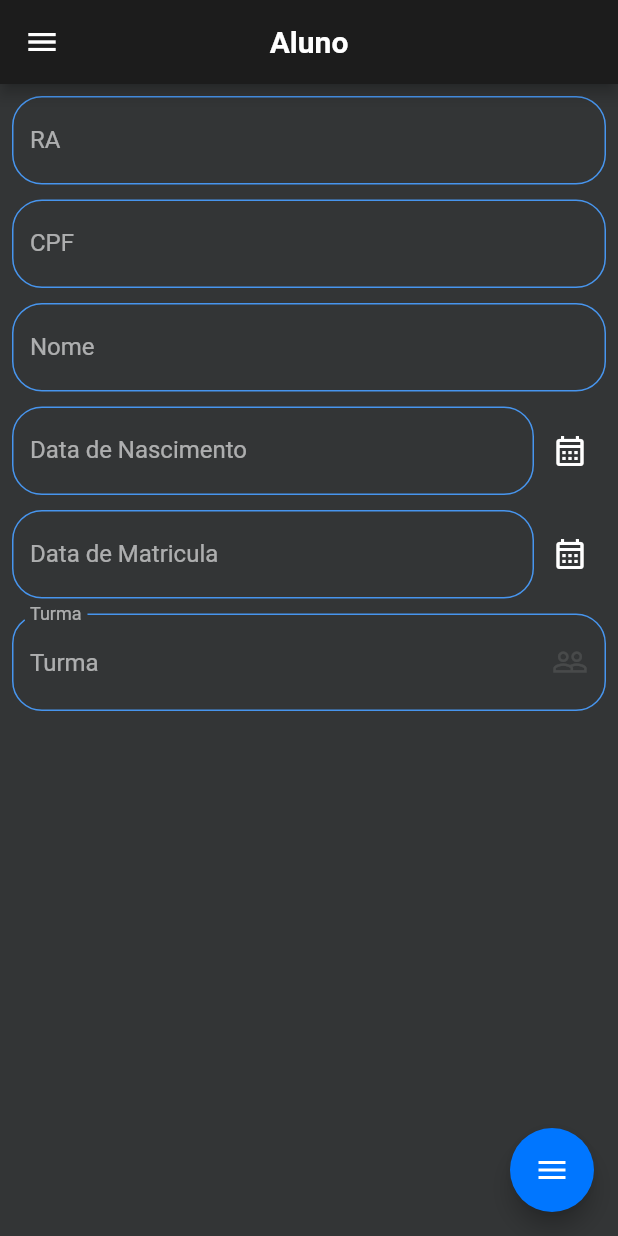
After one commit to MatheusGobo/trabalho_flutter, a Flutter app: the StudentPage screen opened directly, on a phone screen of 412 x 824 dp. The commit adds this screen. Run offline on Flutter 3.47's test engine with Material 2 defaults, Android fonts, the phone set to English and light mode, and no system bars; drawn by our look-alikes of flutter_speed_dial; our stand-ins replace fluttertoast, hexcolor, mask_text_input_formatter, sqflite; accounts and stored records are empty; statements that could not run were skipped.

Commit message:
Cadastro e exibição de alunos

```diff
--- a/lib/datasources/local/local.dart
+++ b/lib/datasources/local/local.dart
@@ -3,3 +3,4 @@ export 'teacher_helper.dart';
 export 'discipline_helper.dart';
 export 'class_main_helper.dart';
 export 'class_discipline_helper.dart';
+export 'student_main_helper.dart';
--- a/lib/models/models.dart
+++ b/lib/models/models.dart
@@ -2,3 +2,5 @@ export 'teacher.dart';
 export 'discipline.dart';
 export 'class_main.dart';
 export 'class_discipline.dart';
+export 'student_main.dart';
+export 'student_class.dart';
--- /dev/null
+++ b/lib/models/student_main.dart
@@ -0,0 +1,48 @@
+class StudentMain {
+  static const table        = 'student';
+  static const colId        = 'id';
+  static const colRa        = 'ra';
+  static const colCpf       = 'cpf';
+  static const colName      = 'name';
+  static const colDtNasc    = 'dtNasc';
+  static const colDtMatric  = 'dtMatric';
+  static const colClass     = 'classe';
+  static const colClassName = 'className';
+
+  int?       id;
+  int?       ra;
+  String     cpf;
+  String     name;
+  DateTime   DtNasc;
+  DateTime   DtMatric;
+  int?       classe;
+  String?    className;
+
+  StudentMain({this.id, this.ra, required this.name, required this.cpf, required this.DtNasc, required this.DtMatric, this.classe, this.className});
+
+  factory StudentMain.fromMap(Map map) {
+    return StudentMain(
+        id:        int.parse(map[colId].toString()),
+        ra:        int.parse(map[colRa].toString()),
+        name:      map[colName],
+        cpf:       map[colCpf],
+        DtNasc:    DateTime.parse(map[colDtNasc]),
+        DtMatric:  DateTime.parse(map[colDtMatric]),
+        classe:    int.parse(map[colClass].toString()),
+        className: map[colClassName],
+    );
+  }
+
+  Map<String, dynamic> toMap() {
+    return {
+      colId        : id,
+      colRa        : ra,
+      colCpf       : cpf,
+      colName      : name,
+      colDtNasc    : DtNasc.toIso8601String(),
+      colDtMatric  : DtMatric.toIso8601String(),
+      colClass     : classe
+    };
+  }
+
+}
--- a/lib/ui/pages/cards/cards.dart
+++ b/lib/ui/pages/cards/cards.dart
@@ -1,2 +1,3 @@
 export 'card_discipline.dart';
 export 'card_teacher.dart';
+export 'card_student.dart';
--- a/lib/ui/pages/pages.dart
+++ b/lib/ui/pages/pages.dart
@@ -2,3 +2,4 @@ export 'home_page.dart';
 export 'teacher_page.dart';
 export 'discipline_page.dart';
 export 'class_page.dart';
+export 'student_page.dart';
--- /dev/null
+++ b/lib/ui/pages/student_page.dart
@@ -0,0 +1,331 @@
+import 'dart:convert';
+
+import 'package:flutter/material.dart';
+import 'package:flutter/services.dart';
+import 'package:fluttertoast/fluttertoast.dart';
+import 'package:mask_text_input_formatter/mask_text_input_formatter.dart';
+import 'package:trabalho_flutter/app_theme.dart';
+import 'package:trabalho_flutter/datasources/local/local.dart';
+import 'package:trabalho_flutter/ui/widget/widgets.dart';
+import '../../models/models.dart';
+
+class StudentPage extends StatefulWidget {
+  final StudentMain? studentMain;
+
+  const StudentPage({this.studentMain, Key? key}) : super(key: key);
+
+  @override
+  State<StudentPage> createState() => _StudentPageState();
+}
+class _StudentPageState extends State<StudentPage> {
+    DateTime selectedDateNasc = DateTime.now();
+    DateTime selectedDateMatric = DateTime.now();
+
+    final _studentHelper = StudentMainHelper();
+    final _classHelper = ClassMainHelper();
+    final _raController = TextEditingController();
+    final _cpfController = TextEditingController();
+    final _nameController = TextEditingController();
+    final _dataMatricController = TextEditingController();
+    final _dataNascController   = TextEditingController();
+    final _formKey = GlobalKey<FormState>();
+
+
+    int? _classSelect;
+    bool _classVazio = false;
+
+    List dataClass = [];
+
+    Future getClasses() async {
+      List result = json.decode(await _classHelper.getAllJson());
+      setState(() {
+        dataClass = result;
+      });
+    }
+
+    @override
+    void initState() {
+      super.initState();
+      getClasses();
+      if (widget.studentMain != null) {
+        _raController.text = widget.studentMain!.ra.toString();
+        _cpfController.text =  widget.studentMain!.cpf;
+        _nameController.text = widget.studentMain!.name;
+        selectedDateNasc = widget.studentMain!.DtNasc;
+        _dataNascController.text =
+            SelectDate().formatTextDate(date: selectedDateNasc);
+        selectedDateMatric = widget.studentMain!.DtMatric;
+        _dataMatricController.text =
+            SelectDate().formatTextDate(date: selectedDateMatric);
+        _classSelect       = widget.studentMain!.classe;
+      }
+    }
+
+    @override
+    Widget build(BuildContext context) {
+      return Scaffold(
+        drawer: NavigationDrawerWidget(),
+        appBar: AppBar(
+          title: const Text('Aluno'),
+          centerTitle: true,
+        ),
+        body: SingleChildScrollView(
+          scrollDirection: Axis.vertical,
+          child: Padding(
+            padding: EdgeInsets.all(8),
+            child: Form(
+              key: _formKey,
+              child: Column(
+                children: [
+                  TextInputApp(
+                    controller: _raController,
+                    validator: (value) {
+                      return value!.isEmpty ? 'Informe o Ra do Aluno' : null;
+                    },
+                    labelText: 'RA',
+                    keyboardType: TextInputType.number,
+                    readOnly: false
+                  ),
+                  const SizedBox(height: 10),
+                  TextInputApp(
+                    controller: _cpfController,
+                    validator: (value) {
+                      if (value!.isEmpty || value.length < 14) {
+                        return 'Informe o CPF.';
+                      }
+                    },
+                    labelText: 'CPF',
+                    mask: [
+                      MaskTextInputFormatter(
+                          mask: '###.###.###-##',
+                          filter: {"#": RegExp(r'[0-9]')},
+                          type: MaskAutoCompletionType.lazy)
+                    ],
+                    keyboardType: const TextInputType.numberWithOptions(
+                        decimal: false, signed: false),
+                    readOnly: false,
+                  ),
+                  const SizedBox(height: 10),
+                  TextInputApp(
+                    controller: _nameController,
+                    validator: (value){
+                      return value!.isEmpty ? 'Informe o nome do Aluno' : null;
+                    },
+                    labelText: 'Nome',
+                    keyboardType: TextInputType.text,
+                    readOnly:  false
+                  ),
+                  const SizedBox(height: 10),
+                  Row(
+                    children: [
+                      Expanded(
+                        child: TextInputApp(
+                          controller: _dataNascController,
+                          labelText: 'Data de Nascimento',
+                          validator: (value) {
+                            if (value!.isEmpty) {
+                              return 'Informe a Data de Nascimento.';
+                            }
+
+                            if (value.length < 10) {
+                              return 'Informe uma data Completa';
+                            }
+                          },
+                          keyboardType: TextInputType.none,
+                          mask: [
+                            MaskTextInputFormatter(
+                                mask: '##/##/####',
+                                filter: {"#": RegExp(r'[0-9]')},
+                                type: MaskAutoCompletionType.lazy
+                            )
+                          ],
+                          readOnly: true,
+                        ),
+                      ),
+                      IconButton(
+                        icon: const Icon(Icons.calendar_month_outlined),
+                        onPressed: () async {
+                          await SelectDate().selectDate(
+                              context: context,
+                              actualDate: selectedDateNasc).then((value) {
+                            setState(() {
+                              selectedDateNasc = value!;
+                              _dataNascController.text = SelectDate()
+                                  .formatTextDate(date: selectedDateNasc);
+                            });
+                          },
+                          );
+                        },
+                      ),
+                    ],
+                  ),
+                  const SizedBox(height: 10),
+                  Row(
+                    children: [
+                      Expanded(
+                        child: TextInputApp(
+                          controller: _dataMatricController,
+                          labelText: 'Data de Matricula',
+                          validator: (value) {
+                            if (value!.isEmpty) {
+                              return 'Informe a Data de Matricula.';
+                            }
+
+                            if (value.length < 10) {
+                              return 'Informe uma data Completa';
+                            }
+                          },
+                          keyboardType: TextInputType.none,
+                          mask: [
+                            MaskTextInputFormatter(
+                              mask: '##/##/####',
+                              filter: {"#": RegExp(r'[0-9]')},
+                              type: MaskAutoCompletionType.lazy
+                            )
+                          ],
+                          readOnly: true,
+                        ),
+                      ),
+                      IconButton(
+                        icon: const Icon(Icons.calendar_month_outlined),
+                        onPressed: () async {
+                          await SelectDate().selectDate(
+                              context: context,
+                              actualDate: selectedDateMatric).then((value) {
+                            setState(() {
+                              selectedDateMatric = value!;
+                              _dataMatricController.text = SelectDate()
+                                  .formatTextDate(date: selectedDateMatric);
+                            });
+                          },
+                          );
+                        },
+                      ),
+                    ],
+                  ),
+                  const SizedBox(height: 10),
+                  InputDecorator(
+                    decoration: InputDecoration(
+                      labelText: 'Turma',
+                      errorText: _classVazio ? 'Informar a Turma' : null,
+                      enabledBorder: OutlineInputBorder(
+                        borderRadius: BorderRadius.circular(20),
+                        borderSide: BorderSide(
+                          color: ThemeClass.secondColor,
+                        ),
+                      ),
+                      fillColor: Colors.white,
+                    ),
+                    child: SizedBox(
+                      height: 25,
+                      child: DropdownButton(
+                        enableFeedback: true,
+                        borderRadius: BorderRadius.circular(18),
+                        style: const TextStyle(
+                          fontSize: 16,
+                        ),
+                        focusColor: ThemeClass.primaryColor,
+                        dropdownColor: ThemeClass.secondColor,
+                        isExpanded: true,
+                        icon: const Icon(Icons.people_outline),
+                        hint: const Text('Turma'),
+                        underline: Container(),
+                        items: dataClass.map((classes) {
+                          return DropdownMenuItem(
+                            value: classes['id'],
+                            child: Text(
+                              classes['name'],
+                            ),
+                          );
+                        }).toList(),
+                        onChanged: (value) {
+                          setState(() {
+                            _classSelect = int.parse(value.toString());
+                            _classVazio = false;
+                          });
+                        },
+                        value: _classSelect,
+                      ),
+                    ),
+                  ),
+                ],
+              )
+            )
+        ),
+        ),
+        floatingActionButton: FloatingButtonApp(
+        save: _save,
+        showDelete: widget.studentMain != null,
+        delete: _askDelete,
+      ),
+      );
+    }
+
+    void _save() {
+      if (_formKey.currentState!.validate()) {
+        //Seta variável de validação do professor
+        if (_classSelect == null) {
+          setState(() {
+            _classVazio = true;
+          });
+
+          return;
+        }
+
+        if (widget.studentMain == null) {
+          Fluttertoast.showToast(
+            msg: "data nasce = "+ selectedDateNasc.toString()+"data matric = "+selectedDateMatric.toString(),
+            toastLength: Toast.LENGTH_SHORT,
+            gravity: ToastGravity.BOTTOM,
+            timeInSecForIosWeb: 1,
+            backgroundColor: ThemeClass.fifthColor,
+            textColor: Colors.white,
+            fontSize: 16.0,
+          );
+          _studentHelper.insert(
+            StudentMain(
+              ra: int.parse(_raController.text),
+              cpf: _cpfController.text,
+              name: _nameController.text,
+              DtNasc: selectedDateNasc,
+              DtMatric: selectedDateMatric,
+              classe: _classSelect,
+            ),
+          );
+        } else {
+
+          widget.studentMain!.ra = int.parse(_raController.text);
+          widget.studentMain!.cpf = _cpfController.text;
+          widget.studentMain!.name = _nameController.text;
+          widget.studentMain!.DtNasc = selectedDateNasc;
+          widget.studentMain!.DtMatric = selectedDateMatric;
+          widget.studentMain!.classe = _classSelect!;
+
+          _studentHelper.update(widget.studentMain!);
+        }
+        Fluttertoast.showToast(
+          msg: "Registro Salvo com Sucesso.",
+          toastLength: Toast.LENGTH_SHORT,
+          gravity: ToastGravity.BOTTOM,
+          timeInSecForIosWeb: 1,
+          backgroundColor: ThemeClass.fifthColor,
+          textColor: Colors.white,
+          fontSize: 16.0,
+        );
+        Navigator.pop(context);
+      }
+    }
+
+    void _askDelete() {
+      AlertMessage().deleteAlert(
+        context: context,
+        confirmDelete: _deleteStudent,
+      );
+    }
+
+    void _deleteStudent() {
+      _studentHelper.delete(widget.studentMain!);
+      Navigator.pop(context);
+      Navigator.pop(context);
+    }
+}
```
Also changed, not shown: lib/datasources/local/local_database.dart (+4 -7 lines), lib/datasources/local/student_main_helper.dart (added, +77 -0 lines), lib/ui/pages/cards/card_student.dart (added, +182 -0 lines), lib/ui/widget/navigation_drawer.dart (+8 -0 lines).
